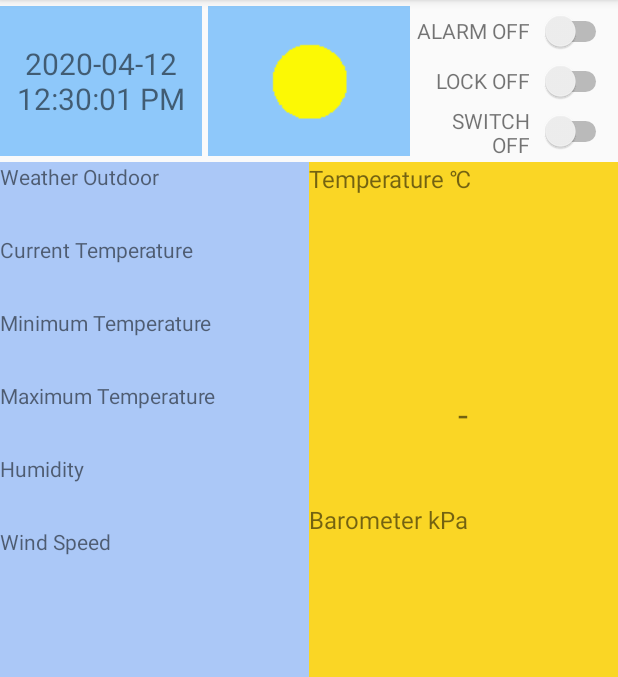
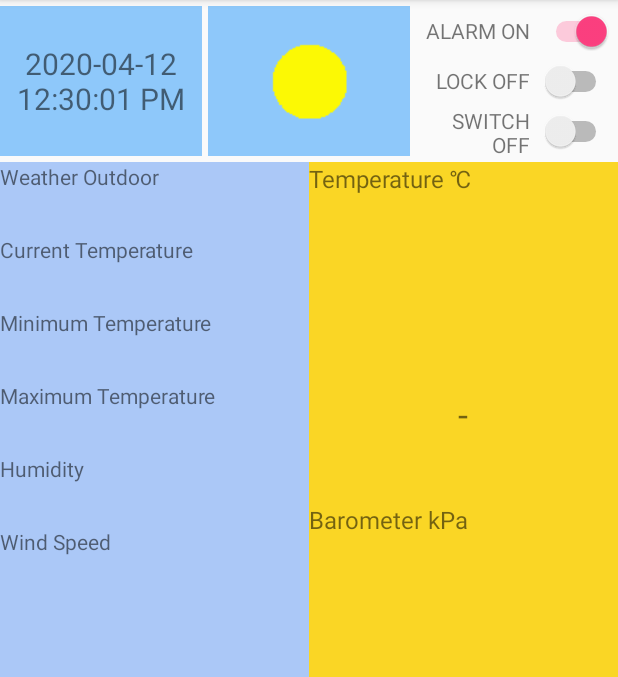
Before and after one commit to hyl2099/SmartRoom-Android, an Android app: the screen it shows after launch (ThingsMainActivity), on a phone screen of 412 x 824 dp, the part 84-761 px from its top. Run offline under Robolectric (Android 15) with nearby library versions, the phone set to English and light mode, and no system bars; our stand-ins replace Firebase (no records; nobody signed in at launch, a user with empty details on screens opened directly); 15 statements that could not run were skipped.

Commit message:
Add things movement take photo

```diff
--- a/thingsApp/src/main/java/com/upm/smartroom/ThingsMainActivity.java
+++ b/thingsApp/src/main/java/com/upm/smartroom/ThingsMainActivity.java
@@ -79,8 +79,8 @@ import retrofit2.converter.gson.GsonConverterFactory;
 
 
 public class ThingsMainActivity extends AppCompatActivity {
-    private static final String TAG = DoorbellActivity.class.getSimpleName();
-    private static final String LOG_TAG = DoorbellActivity.class.getSimpleName();
+    private static final String TAG = ThingsMainActivity.class.getSimpleName();
+    private static final String LOG_TAG = ThingsMainActivity.class.getSimpleName();
 
 
     //data from API
@@ -209,6 +209,13 @@ public class ThingsMainActivity extends AppCompatActivity {
                     myTimer(findViewById(R.id.timeTxt));
                     break;
                 case 3:
+//                    if(somethingIsMoving == SOMETHING_MOVING){
+//                        try {
+//                            startBuzzerAlarm();
+//                        } catch (IOException e) {
+//                            e.printStackTrace();
+//                        }
+//                    }
                     break;
                     //4
                 case MSG_UPDATE_BAROMETER_UI:
@@ -355,9 +362,14 @@ public class ThingsMainActivity extends AppCompatActivity {
         public boolean onGpioEdge(Gpio gpio) {
             try {
                 if (gpio.getValue()) {
-                    Log.e("有人来了", gpio.getValue() + ":11111111111111111111111111111111111111111111111111111111111");
+                    somethingIsMoving = SOMETHING_MOVING;
+                    Log.e("有人来了", gpio.getValue() + ":111111111111111111111111111111111111111111111111111111111111111111111111111111");
+                    startMovementAlarm();
+                    mCamera.takePicture();
                 } else {
+                    somethingIsMoving = NOTHING_MOVING;
                     Log.e("没有人", gpio.getValue() + ":2222222222222222222222222222222222222222222222222222222222222222222222222");
+                    //stopBuzzer();
                 }
             } catch (IOException e) {
                 e.printStackTrace();
@@ -422,23 +434,40 @@ public class ThingsMainActivity extends AppCompatActivity {
         //reference of alarm , lock, switch state
         //初始化时alarm，lock，switch状态根据数据库中数据来完成
         mAlarmDatabaseReference = mFirebaseDatabase.getReference().child("alarmState");
-        AlarmState nowAlarmState = new AlarmState("0");
+        AlarmState nowAlarmState = new AlarmState("1");
         mAlarmDatabaseReference.setValue(nowAlarmState);
+        alarmSwitcher.setChecked(true);
+        somethingIsMoving = NOTHING_MOVING;
+        alarmState = ALARMON;
+        alarmTxt.setText("ALARM ON");
+
+
 
         mLockDatabaseReference = mFirebaseDatabase.getReference().child("lockState");
         LockState nowLockState = new LockState("0");
         mLockDatabaseReference.setValue(nowLockState);
+        lockSwitcher.setChecked(false);
+        lockState = LOCKOFF;
+        lockTxt.setText("LOCK OFF");
 
         mSwitchDatabaseReference = mFirebaseDatabase.getReference().child("switchState");
         SwitchState nowSwitchState = new SwitchState("0");
         mSwitchDatabaseReference.setValue(nowSwitchState);
+        switchSwitcher.setChecked(false);
+        switchState = SWITCHOFF;
+        switchTxt.setText("SWITCH OFF");
 
         //温度湿度
         mRoomTempDatabaseReference = mFirebaseDatabase.getReference().child("roomTemperature");
         RoomTemperature nowRoomTemperature = new RoomTemperature(mLastTemperature, mLastPressure);
         mRoomTempDatabaseReference.setValue(nowRoomTemperature);
 
+        // Initialize Camera
+        mCamera = DoorbellCamera.getInstance();
+        mCamera.initializeCamera(this, mCameraHandler, mOnImageAvailableListener);
 
+        // Initialize the doorbell button driver
+        initPIO();
 
         // Creates new handlers and associated threads for camera and networking operations.
         //线程1，camera
@@ -455,18 +484,9 @@ public class ThingsMainActivity extends AppCompatActivity {
         mHandler = new Mhandler();
         new Thread(new MyThread()).start();
         new Thread(new MyTimerThread()).start();
-//        somethingIsMoving = NOTHING_MOVING;
-        somethingIsMoving = SOMETHING_MOVING;
-        alarmState = ALARMOFF;
-        alarmTxt.setText("ALARM OFF");
-        lockState = LOCKOFF;
-        lockTxt.setText("LOCK OFF");
-        switchState = SWITCHOFF;
-        switchTxt.setText("SWITCH OFF");
         new Thread(new MyBuzzerThread()).start();
 
-        // Initialize the doorbell button driver
-        initPIO();
+
         //initialize API
         // btb added for retrofit for weather API
         Retrofit retrofit = new Retrofit.Builder()
@@ -475,9 +495,7 @@ public class ThingsMainActivity extends AppCompatActivity {
         //API
         apiService = retrofit.create(WeatherRESTAPIService.class);
 
-        // Initialize Camera
-        mCamera = DoorbellCamera.getInstance();
-        mCamera.initializeCamera(this, mCameraHandler, mOnImageAvailableListener);
+
 
         alarmSwitcher.setOnCheckedChangeListener(new CompoundButton.OnCheckedChangeListener(){
             @Override
@@ -793,7 +811,7 @@ public class ThingsMainActivity extends AppCompatActivity {
     public boolean onKeyUp(int keyCode, KeyEvent event) {
         if (keyCode == KeyEvent.KEYCODE_ENTER) {
             // Doorbell rang!
-            Log.d(TAG, "button pressed");
+            Log.d(TAG, "Door bell button pressed");
             mCamera.takePicture();
             try {
                 led.setDirection(Gpio.DIRECTION_OUT_INITIALLY_LOW);
@@ -846,7 +864,6 @@ public class ThingsMainActivity extends AppCompatActivity {
                     final byte[] imageBytes = new byte[imageBuf.remaining()];
                     imageBuf.get(imageBytes);
                     image.close();
-
                     onPictureTaken(imageBytes);
                 }
             };
@@ -856,10 +873,18 @@ public class ThingsMainActivity extends AppCompatActivity {
      */
     private void onPictureTaken(final byte[] imageBytes) {
         if (imageBytes != null) {
+            final StorageReference imageRef;
+            final DatabaseReference movementRecord = mFirebaseDatabase.getReference("movementRecords").push();
+            final DatabaseReference doorbellRecord = mFirebaseDatabase.getReference("doorbellRecords").push();
             //将doorbell record存在firebase 实时数据库
-            final DatabaseReference doorbellRecord = mFirebaseDatabase.getReference("doorbellRecords").push();
-            //image存入storage
-            final StorageReference imageRef = mStorage.getReference().child(doorbellRecord.getKey());
+            if (somethingIsMoving == SOMETHING_MOVING){
+                //image存入storage
+                imageRef = mStorage.getReference().child(movementRecord.getKey());
+            }else{
+                //image存入storage
+                imageRef = mStorage.getReference().child(doorbellRecord.getKey());
+            }
+
 
             // upload image to storage
             UploadTask task = imageRef.putBytes(imageBytes);
@@ -1097,6 +1122,18 @@ public class ThingsMainActivity extends AppCompatActivity {
             alarmTxt.setText("Alarm OFF");
         }
     }
+    private void startMovementAlarm() throws IOException {
+        //stopBuzzer();
+        if(alarmState == ALARMON){
+            Log.d(TAG, "startMovementAlarm Alarm ON11111111111111111111111111111111111111111!!!");
+                Log.d(TAG, "Someoen is coming11111111111111111111111111111111111111111!!!");
+                try {
+                    startBuzzer();
+                } catch (IOException e) {
+                    e.printStackTrace();
+                }
+        }
+    }
     private void startBuzzer() throws IOException {
         buzzerSpeaker.setDirection(Gpio.DIRECTION_OUT_INITIALLY_HIGH);
     }
--- a/thingsApp/src/main/java/com/upm/smartroom/board/BoardDefaults.java
+++ b/thingsApp/src/main/java/com/upm/smartroom/board/BoardDefaults.java
@@ -46,7 +46,7 @@ public class BoardDefaults {
         return rgb;
     }
 
-    //return LED
+    //return Buzzer
     public static String getGPIOForBuzzer() {
         return "GPIO6_IO15";
     }
```
